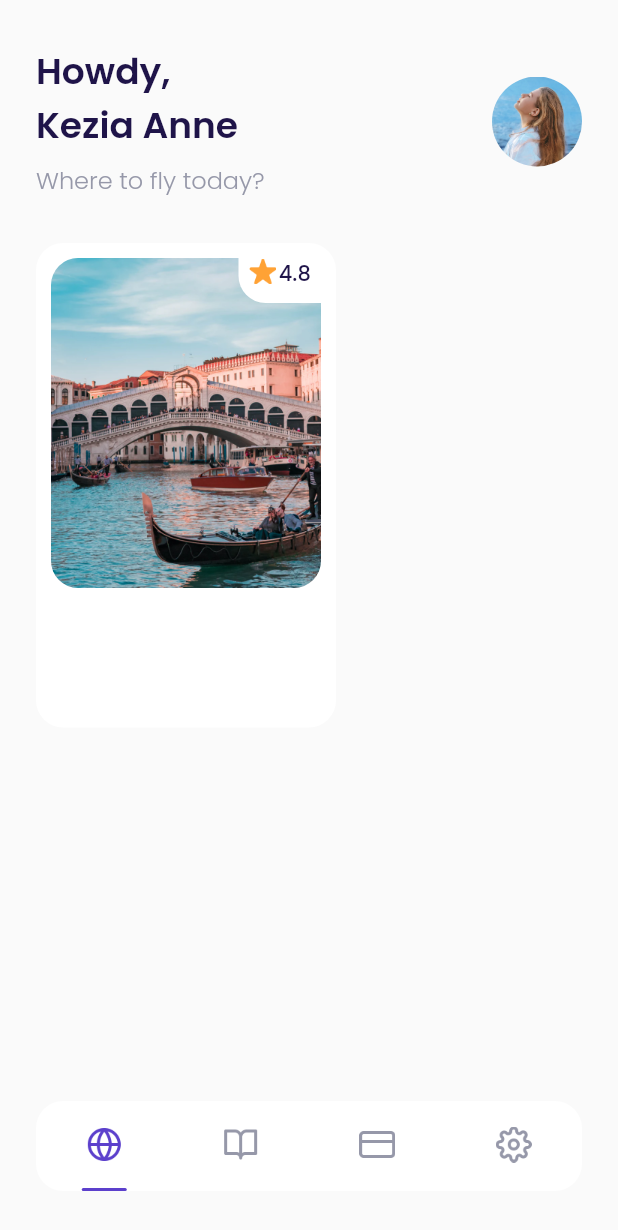
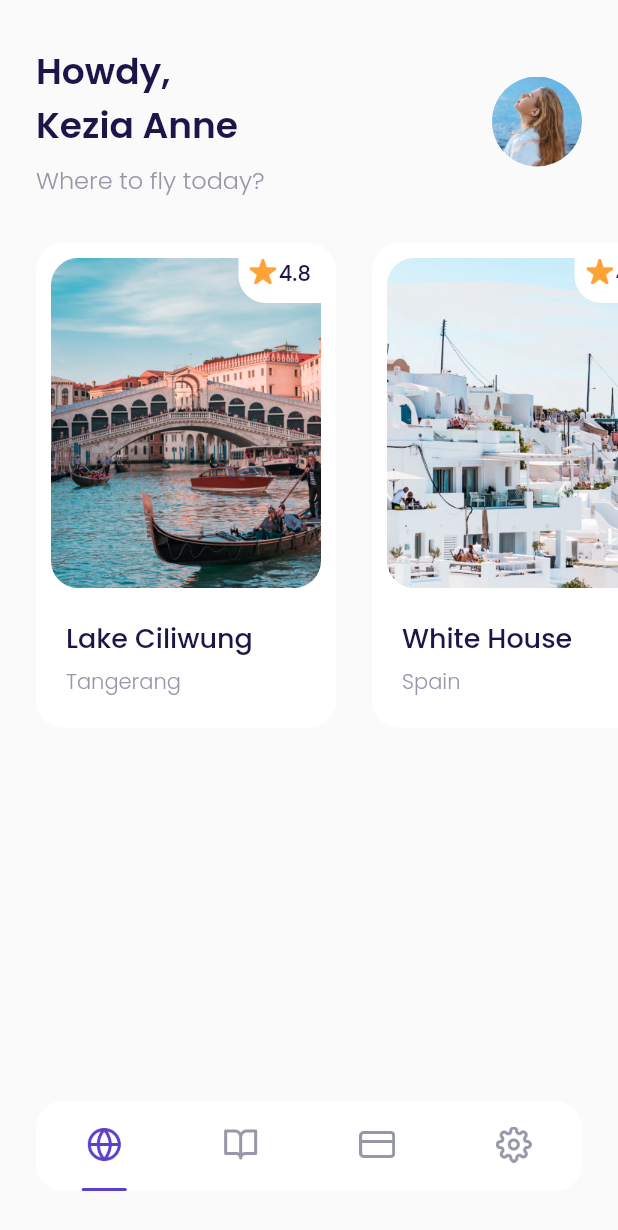
Before and after one commit to anandaadityap/airplane, a Flutter app: the mainPage screen opened by its route, on a phone screen of 412 x 824 dp. Shown: the top 1230 px of the screen. Run offline on Flutter 3.47's test engine with Material 2 defaults, Android fonts, the phone set to English and light mode, and no system bars; our stand-ins replace google_fonts.

Commit message:
Slicing Home => Bagian Popular Destination 2

```diff
--- a/lib/ui/pages/home_page.dart
+++ b/lib/ui/pages/home_page.dart
@@ -1,3 +1,4 @@
+import 'package:airplane/ui/widgets/destination_card.dart';
 import 'package:flutter/material.dart';
 import '../../../shared/theme.dart';
 
@@ -48,7 +49,8 @@ class HomePage extends StatelessWidget {
                 image: DecorationImage(
                   image: AssetImage('assets/image_profile.png'),
                 ),
-                ))
+              ),
+            )
           ],
         ),
       );
@@ -59,70 +61,42 @@ class HomePage extends StatelessWidget {
         margin: EdgeInsets.only(
           top: 30,
         ),
+        child: SingleChildScrollView(
+          scrollDirection: Axis.horizontal,
           child: Row(
             children: [
-            Container(
-              margin: EdgeInsets.only(
-                left: defaultMargin,
+              DestinationCard(
+                name: 'Lake Ciliwung',
+                city: 'Tangerang',
+                imageUrl: 'assets/image_destination1.png',
+                rating: 4.8,
               ),
-              padding: EdgeInsets.all(10),
-              width: 200,
-              height: 323,
-              decoration: BoxDecoration(
-                borderRadius: BorderRadius.circular(18),
-                color: kWhiteColor,
+              DestinationCard(
+                name: 'White House',
+                city: 'Spain',
+                imageUrl: 'assets/image_destination2.png',
+                rating: 4.7,
               ),
-              child: Column(
-                children: [
-                  Container(
-                    width: 180,
-                    height: 220,
-                    decoration: BoxDecoration(
-                      borderRadius: BorderRadius.circular(18),
-                      image: DecorationImage(
-                        image: AssetImage('assets/image_destination1.png'),
+              DestinationCard(
+                name: 'Hill Heyo',
+                city: 'Monaco',
+                imageUrl: 'assets/image_destination3.png',
+                rating: 4.8,
               ),
+              DestinationCard(
+                name: 'Menarra',
+                city: 'Japan',
+                imageUrl: 'assets/image_destination4.png',
+                rating: 5.0,
               ),
-                    child: Align(
-                      alignment: Alignment.topRight,
-                      child: Container(
-                        height: 30,
-                        width: 55,
-                        decoration: BoxDecoration(
-                          color: kWhiteColor,
-                          borderRadius: BorderRadius.only(
-                            bottomLeft: Radius.circular(18),
+              DestinationCard(
+                name: 'Payung Teduh',
+                city: 'Singapore',
+                imageUrl: 'assets/image_destination5.png',
+                rating: 4.8,
               ),
-                        ),
-                        child: Row(
-                          mainAxisAlignment: MainAxisAlignment.center,
-                          crossAxisAlignment: CrossAxisAlignment.start,
-                          children: [
-                            Container(
-                              width: 18,
-                              height: 18,
-                              margin: EdgeInsets.only(right: 2),
-                              decoration: BoxDecoration(
-                                image: DecorationImage(
-                                  image: AssetImage('assets/icon_Star.png'),
-                                ),
-                              ),
-                            ),
-                            Text(
-                              '4.8',
-                              style: blackTextStyle.copyWith(
-                                fontWeight: medium,
-                              ),
-                            )
             ],
           ),
-                      ),
-                    ),
-                  )
-                ],
-              ),
-            )
-          ],
         ),
       );
     }
--- /dev/null
+++ b/lib/ui/widgets/destination_card.dart
@@ -0,0 +1,107 @@
+import 'package:flutter/material.dart';
+import '../../../shared/theme.dart';
+
+class DestinationCard extends StatelessWidget {
+  final String name;
+  final String city;
+  final String imageUrl;
+  final double rating;
+  const DestinationCard({
+    Key? key,
+    required this.name,
+    required this.city,
+    required this.imageUrl,
+    this.rating = 0.0,
+  }) : super(key: key);
+
+  @override
+  Widget build(BuildContext context) {
+    return Container(
+      margin: EdgeInsets.only(
+        left: defaultMargin,
+      ),
+      padding: EdgeInsets.all(10),
+      width: 200,
+      height: 323,
+      decoration: BoxDecoration(
+        borderRadius: BorderRadius.circular(18),
+        color: kWhiteColor,
+      ),
+      child: Column(
+        crossAxisAlignment: CrossAxisAlignment.start,
+        children: [
+          Container(
+            width: 180,
+            height: 220,
+            margin: EdgeInsets.only(bottom: 20),
+            decoration: BoxDecoration(
+              borderRadius: BorderRadius.circular(18),
+              image: DecorationImage(
+                image: AssetImage(imageUrl),
+              ),
+            ),
+            child: Align(
+              alignment: Alignment.topRight,
+              child: Container(
+                height: 30,
+                width: 55,
+                decoration: BoxDecoration(
+                  color: kWhiteColor,
+                  borderRadius: BorderRadius.only(
+                    bottomLeft: Radius.circular(18),
+                  ),
+                ),
+                child: Row(
+                  mainAxisAlignment: MainAxisAlignment.center,
+                  crossAxisAlignment: CrossAxisAlignment.start,
+                  children: [
+                    Container(
+                      width: 18,
+                      height: 18,
+                      margin: EdgeInsets.only(right: 2),
+                      decoration: BoxDecoration(
+                        image: DecorationImage(
+                          image: AssetImage('assets/icon_Star.png'),
+                        ),
+                      ),
+                    ),
+                    Text(
+                      rating.toString(),
+                      style: blackTextStyle.copyWith(
+                        fontWeight: medium,
+                      ),
+                    )
+                  ],
+                ),
+              ),
+            ),
+          ),
+          Container(
+            margin: EdgeInsets.only(left: 10),
+            child: Column(
+              crossAxisAlignment: CrossAxisAlignment.start,
+              children: [
+                Text(
+                  name,
+                  style: blackTextStyle.copyWith(
+                    fontSize: 18,
+                    fontWeight: medium,
+                  ),
+                ),
+                SizedBox(
+                  height: 5,
+                ),
+                Text(
+                  city,
+                  style: greyTextStyle.copyWith(
+                    fontWeight: light,
+                  ),
+                )
+              ],
+            ),
+          ),
+        ],
+      ),
+    );
+  }
+}
```
Lines whose indentation alone changed are shown as unchanged.
